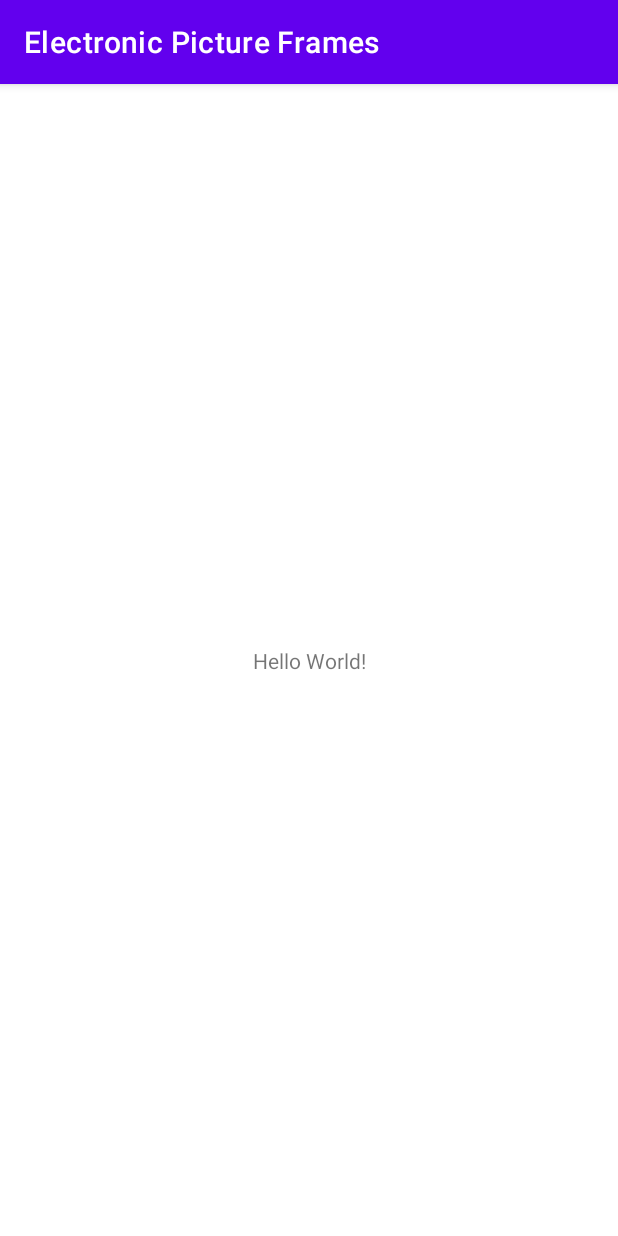
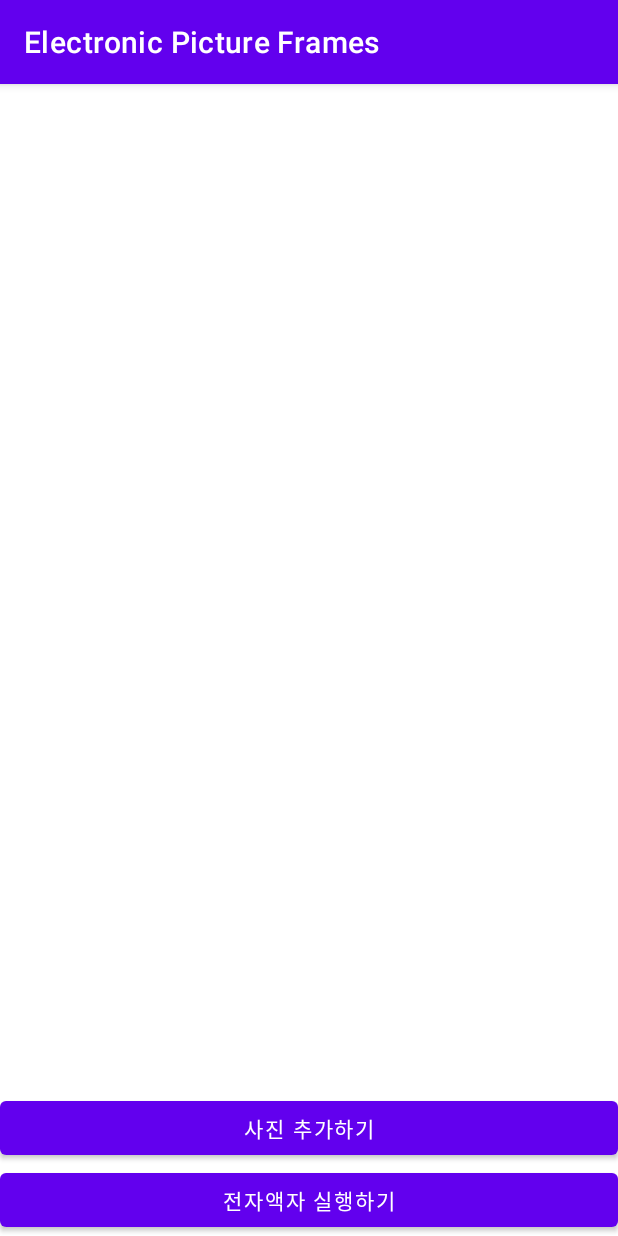
Before and after one commit to hwayeon351/Electronic-Picture-Frames, an Android app: the screen it shows after launch (MainActivity), on a phone screen of 412 x 824 dp. Run offline under Robolectric (Android 15) with nearby library versions, the phone set to English and light mode, and no system bars.

Commit message:
feat: Update Layout and Permission function

```diff
--- a/app/src/main/AndroidManifest.xml
+++ b/app/src/main/AndroidManifest.xml
@@ -1,6 +1,8 @@
 <?xml version="1.0" encoding="utf-8"?>
 <manifest xmlns:android="http://schemas.android.com/apk/res/android"
     package="com.example.electronicpictureframes">
+
+    <uses-permission android:name="android.permission.READ_EXTERNAL_STORAGE"/>
 
     <application
         android:allowBackup="true"
--- a/app/src/main/java/com/example/electronicpictureframes/MainActivity.kt
+++ b/app/src/main/java/com/example/electronicpictureframes/MainActivity.kt
@@ -1,11 +1,61 @@
 package com.example.electronicpictureframes
 
+import android.content.pm.PackageManager
 import androidx.appcompat.app.AppCompatActivity
 import android.os.Bundle
+import android.widget.Button
+import androidx.appcompat.app.AlertDialog
+import androidx.core.content.ContextCompat
 
 class MainActivity : AppCompatActivity() {
+    private val addPhotoButton: Button by lazy {
+        findViewById<Button>(R.id.addPhotoButton)
+    }
+    private val startPhotoFrameModeButton: Button by lazy {
+        findViewById<Button>(R.id.startPhotoFrameModeButton)
+    }
+
     override fun onCreate(savedInstanceState: Bundle?) {
         super.onCreate(savedInstanceState)
         setContentView(R.layout.activity_main)
+
+        initAddPhotoButton()
+        initStartPhotoFrameModeButton()
+    }
+
+    private fun initAddPhotoButton() {
+        addPhotoButton.setOnClickListener {
+            when {
+                ContextCompat.checkSelfPermission(
+                    this,
+                    android.Manifest.permission.READ_EXTERNAL_STORAGE
+                ) == PackageManager.PERMISSION_GRANTED -> {
+                    //todo 권한이 잘 부여되었을 때 갤러리에서 사진을 선택하는 기능
+                }
+                //권한이 부여되어 있지 않은 경우, 교육용 팝업을 띄워야하는지 체크한다
+                shouldShowRequestPermissionRationale(android.Manifest.permission.READ_EXTERNAL_STORAGE) -> {
+                    showPermissionContextPopup()
+                }
+                else -> {
+                    requestPermissions(arrayOf(android.Manifest.permission.READ_EXTERNAL_STORAGE), 1000)
+                }
+            }
+        }
+    }
+
+    private fun showPermissionContextPopup() {
+        AlertDialog.Builder(this)
+            .setTitle("권한이 필요합니다.")
+            .setMessage("전자액자 앱에서 사진을 불러오기 위해 권한이 필요합니다.")
+            .setPositiveButton("동의하기") { _, _ ->
+                requestPermissions(arrayOf(android.Manifest.permission.READ_EXTERNAL_STORAGE), 1000)
+            }
+            .setNegativeButton("취소하기") { _, _ -> }
+            .create()
+            .show()
+    }
+
+    private fun initStartPhotoFrameModeButton() {
+
     }
 }
--- a/app/src/main/res/layout/activity_main.xml
+++ b/app/src/main/res/layout/activity_main.xml
@@ -6,13 +6,22 @@
     android:layout_height="match_parent"
     tools:context=".MainActivity">
 
-    <TextView
-        android:layout_width="wrap_content"
+    <Button
+        android:id="@+id/startPhotoFrameModeButton"
+        android:layout_width="0dp"
         android:layout_height="wrap_content"
-        android:text="Hello World!"
+        android:text="전자액자 실행하기"
         app:layout_constraintBottom_toBottomOf="parent"
-        app:layout_constraintLeft_toLeftOf="parent"
-        app:layout_constraintRight_toRightOf="parent"
-        app:layout_constraintTop_toTopOf="parent" />
+        app:layout_constraintEnd_toEndOf="parent"
+        app:layout_constraintStart_toStartOf="parent" />
+
+    <Button
+        android:id="@+id/addPhotoButton"
+        android:layout_width="0dp"
+        android:layout_height="wrap_content"
+        android:text="사진 추가하기"
+        app:layout_constraintBottom_toTopOf="@id/startPhotoFrameModeButton"
+        app:layout_constraintEnd_toEndOf="parent"
+        app:layout_constraintStart_toStartOf="parent" />
 
 </androidx.constraintlayout.widget.ConstraintLayout>
```
